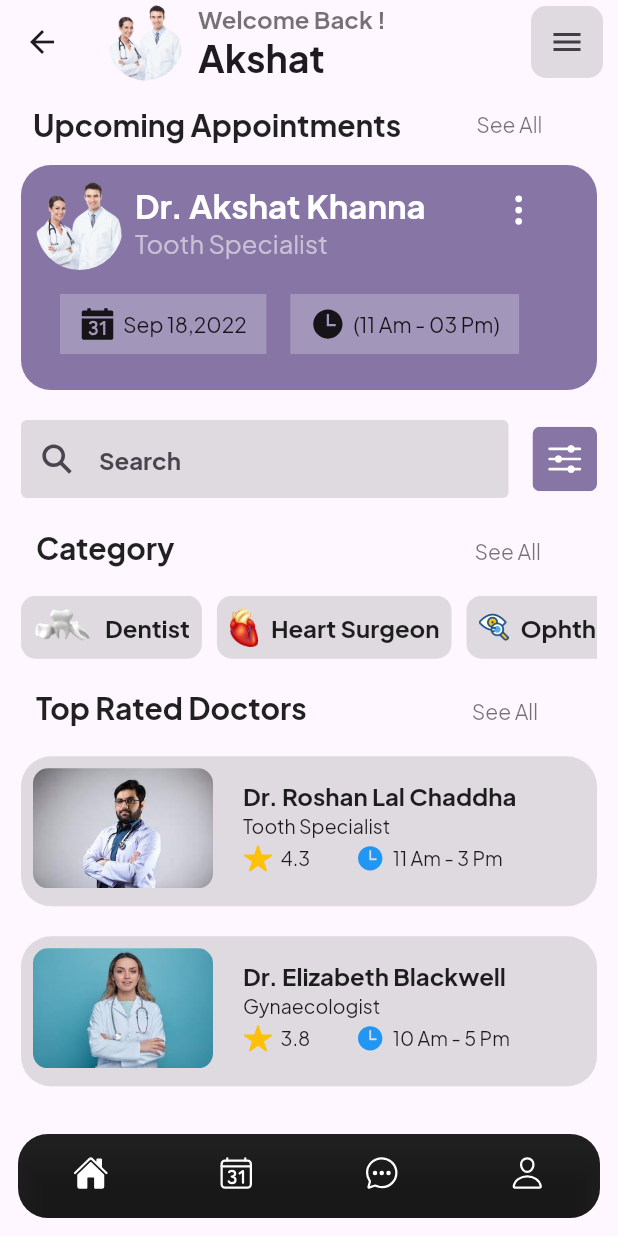
After one commit to Akshat1502/MedAPP-UI, a Flutter app: the UserSpace screen opened directly, on a phone screen of 412 x 824 dp. The commit adds this screen. Run offline on Flutter 3.47's test engine with Material 2 defaults, Android fonts, the phone set to English and light mode, and no system bars; our stand-ins replace google_fonts, ionicons, smooth_page_indicator.

Commit message:
Second Page Ui Completed

```diff
--- /dev/null
+++ b/lib/Second_page.dart
@@ -0,0 +1,171 @@
+import 'package:flutter/material.dart';
+import 'package:google_fonts/google_fonts.dart';
+import 'package:ionicons/ionicons.dart';
+import 'package:medapp/widget/category.dart';
+import 'package:medapp/widget/doctor_profile.dart';
+import 'package:medapp/widget/upcoming_cards.dart';
+
+class UserSpace extends StatelessWidget {
+  const UserSpace({super.key});
+
+  @override
+  Widget build(BuildContext context) {
+
+    return Scaffold(
+      appBar: AppBar(title: Row(
+         children: [
+           ClipOval(child: Image.asset('assets/images/doctor.png',width: 50,)),
+          Padding(
+            padding: const EdgeInsets.only(left: 10,),
+            child: Column(
+            crossAxisAlignment: CrossAxisAlignment.start,
+              children: [
+               const Text('Welcome Back !',style: TextStyle(fontSize: 16,color: Colors.black54,fontWeight: FontWeight.bold)),
+                const Text('Akshat',style: TextStyle(fontSize: 25,fontWeight: FontWeight.bold),),
+              ]
+              ,
+            ),
+          ),
+        ],
+      ),
+      actions: [
+        Padding(
+          padding: const EdgeInsets.only(right: 10),
+          child: Container(
+            decoration: BoxDecoration(shape: BoxShape.circle,),
+            foregroundDecoration: BoxDecoration(color: Colors.black12,borderRadius: BorderRadius.circular(10),),
+            child: IconButton(onPressed: (){}, icon: const Icon(Ionicons.menu_sharp)
+            ),
+          ),
+        ),
+      ],
+      ),
+      body: ListView(
+        padding: const EdgeInsets.all(14.0),
+        children:  [
+          Row(
+            children: [
+              Padding(
+                padding: EdgeInsets.only(left: 8),
+                child: Column(
+                  crossAxisAlignment: CrossAxisAlignment.start,
+                  children: [
+                    Text('Upcoming Appointments',style: TextStyle(fontSize: 20,fontWeight: FontWeight.w700),),
+                  ],
+                ),
+              ),
+              const SizedBox(width: 50,),
+           Column(
+            children: [
+
+              Text('See All',style:TextStyle(fontSize: 14,fontWeight: FontWeight.normal,color: Colors.black54,)),
+            ],
+           )
+            ],
+          ),
+          const SizedBox(height: 15,),
+          //Upcoming_Cards (file is in widget Folder!)
+           UpcomingPage(),
+
+          // search Bar & filter icon
+          const SizedBox(height: 20,),
+          Row(
+            children: [
+              Expanded(
+                child: TextField(
+                  decoration: InputDecoration(
+                    filled: true,
+                    fillColor: Colors.black12,
+                    hintText: 'Search',
+                    hintStyle: TextStyle(fontSize: 16,fontWeight: FontWeight.bold),
+                    prefixIcon: Icon(Ionicons.search_sharp),
+                    border: OutlineInputBorder(
+                      borderSide: BorderSide.none,
+                    )
+                  ),
+
+                ),
+
+              ),
+              Padding(
+                padding: EdgeInsets.only(left: 16,),
+                child: Column(
+
+                  children: [
+                   ClipRRect(
+                    borderRadius: BorderRadius.all(Radius.circular(5)),
+                    child: Container(
+                       color: Theme.of(context).primaryColor.withOpacity(0.8),
+                      child: Padding(
+                        padding: const EdgeInsets.all(8.0),
+                        child: Icon(Ionicons.options,size: 27,color: Colors.white,),
+                      ))),
+                  ],
+                ),
+              ),
+            ],
+          ),
+          const SizedBox(height: 20,),
+
+            Row(
+
+              children: [
+                const SizedBox(width: 10,),
+                Text('Category',style: TextStyle(fontSize: 20,fontWeight: FontWeight.w700),),
+                const SizedBox(width: 200,),
+                Padding(
+                  padding: const EdgeInsets.only(top: 5),
+                  child: Text('See All',style:TextStyle(fontSize: 14,fontWeight: FontWeight.normal,color: Colors.black54,)),
+                ),
+              ],
+            ),
+             const SizedBox(height: 20,),
+             Row(
+
+             ),
+              //Category View (file in widget folder)
+              CategoryView(),
+              const SizedBox(height: 20,),
+              Row(
+                children: [
+                    const SizedBox(width: 10,),
+                  Text('Top Rated Doctors',style: TextStyle(fontSize: 20,fontWeight: FontWeight.w700) ,),
+                  const SizedBox(width: 110,),
+                  Padding(
+                    padding: const EdgeInsets.only(top: 5),
+                    child: Text('See All',style:TextStyle(fontSize: 14,fontWeight: FontWeight.normal,color: Colors.black54,),),
+                  ),
+                ],
+              ),
+              const SizedBox(height: 20,),
+              //Doctor Profile(code in Widgets)
+              DoctorProfile(),
+
+
+
+        ],
+
+      ),
+     bottomNavigationBar: Padding(
+       padding: const EdgeInsets.all(12.0),
+       child: ClipRRect(
+        borderRadius: BorderRadius.circular(20),
+         child: BottomNavigationBar(
+
+          backgroundColor: Colors.black87,
+         type: BottomNavigationBarType.fixed,
+          showSelectedLabels: false,
+          showUnselectedLabels: false,
+          items: const [
+          BottomNavigationBarItem(icon: Icon(Ionicons.home_outline,color: Colors.white),activeIcon: Icon(Ionicons.home,color: Colors.white,),label: 'Home'),
+           BottomNavigationBarItem(icon: Icon(Ionicons.calendar_number_outline,color: Colors.white,),activeIcon: Icon(Ionicons.calendar_number,color: Colors.white,),label: 'home'),
+            BottomNavigationBarItem(icon: Icon(Ionicons.chatbubble_ellipses_outline,color: Colors.white,),label: 'home'),
+             BottomNavigationBarItem(icon: Icon(Ionicons.person_outline,color: Colors.white,),label: 'home'),
+
+         ]
+         ),
+       ),
+     ) ,
+    ) ;
+  }
+}
--- a/lib/design_page.dart
+++ b/lib/design_page.dart
@@ -25,11 +25,13 @@ class _NewDesignState extends State<NewDesign> {
     return   Scaffold(
       appBar: AppBar(title: Text('MedApp')),
         body: Container(
-          color: Colors.purple[700],
+          color: Colors.deepPurple[600],
           child: Stack(
 
             children: [
-              Image.asset('assets/images/doctor.png',height: 470,width: 380,alignment: Alignment.center,),
+              Positioned(child: Image.asset('assets/images/doctor.png',height: 470,width: 380,alignment: Alignment.center,),
+              left: 5,
+              top: 7,),
 
               Align(
                 alignment: Alignment.bottomCenter,
@@ -82,9 +84,9 @@ class _NewDesignState extends State<NewDesign> {
                  padding: const EdgeInsets.all(16),
                  child: SizedBox(
                   width: double.infinity,
-                  child: ElevatedButton(onPressed:() {},style: ElevatedButton.styleFrom(shape: StadiumBorder(),backgroundColor: Colors.amberAccent), child: Padding(
+                  child: ElevatedButton(onPressed:() {},style: ElevatedButton.styleFrom(shape: StadiumBorder(),backgroundColor: Colors.black), child: Padding(
                     padding: const EdgeInsets.all(16),
-                    child: const Text("LET'S GET STARTED",style: TextStyle(color: Colors.deepPurpleAccent,fontSize: 20,fontWeight: FontWeight.bold,),),
+                    child: const Text("LET'S GET STARTED",style: TextStyle(color: Colors.white,fontSize: 20,fontWeight: FontWeight.bold,),),
                   ),)),
                ),
 
--- a/lib/main.dart
+++ b/lib/main.dart
@@ -1,4 +1,5 @@
 import 'package:flutter/material.dart';
+import 'package:medapp/Second_page.dart';
 import 'package:medapp/design_page.dart';
 import 'package:medapp/welcome_page.dart';
 import 'package:google_fonts/google_fonts.dart';
@@ -19,12 +20,11 @@ class MyApp extends StatelessWidget {
       title: 'MedApp',
       debugShowCheckedModeBanner: false,
       theme: ThemeData(
-        textTheme: GoogleFonts.mulishTextTheme(Theme.of(context).textTheme),
-
+        textTheme:  GoogleFonts.plusJakartaSansTextTheme(Theme.of(context).textTheme),
         colorScheme: ColorScheme.fromSeed(seedColor: Colors.deepPurple),
         useMaterial3: true,
       ),
-      home: const NewDesign(),
+      home: const WelcomePage(),
     );
   }
 }
--- /dev/null
+++ b/lib/widget/category.dart
@@ -0,0 +1,77 @@
+import 'package:flutter/material.dart';
+import 'package:ionicons/ionicons.dart';
+
+class CategoryView extends StatelessWidget {
+  const CategoryView ({super.key});
+
+  @override
+  Widget build(BuildContext context) {
+    return SingleChildScrollView(
+      scrollDirection: Axis.horizontal,
+      child: Row(
+        children: [
+          Container(
+            decoration: BoxDecoration(color: Colors.black12,borderRadius: BorderRadius.all(Radius.circular(10))),
+            child: Padding(
+              padding: const EdgeInsets.all(8.0),
+              child: Row(
+                children: [
+                  Image.asset('assets/icons/teeth.png',width: 40,),
+                  const SizedBox(width: 8,),
+                  Text('Dentist',style: TextStyle(fontSize: 16,fontWeight: FontWeight.bold,),),
+
+                ],
+              ),
+            ),
+          ),
+          const SizedBox(width: 10,),
+          Container(
+             decoration: BoxDecoration(color: Colors.black12,borderRadius: BorderRadius.all(Radius.circular(10))),
+            child: Padding(
+              padding: const EdgeInsets.all(8.0),
+              child: Row(
+                children: [
+                 Image.asset('assets/icons/heart.png',width: 20,height: 26,),
+                 const SizedBox(width: 8,),
+                 Text('Heart Surgeon',style: TextStyle(fontSize: 16,fontWeight: FontWeight.bold,),),
+                ],
+              ),
+            ),
+          ),
+
+          const SizedBox(width: 10,),
+          Container(
+             decoration: BoxDecoration(color: Colors.black12,borderRadius: BorderRadius.all(Radius.circular(10))),
+            child: Padding(
+              padding: const EdgeInsets.all(8.0),
+              child: Row(
+                children: [
+                 Image.asset('assets/icons/eye.png',width: 20,height: 26,),
+                 const SizedBox(width: 8,),
+                 Text('Ophthalmologists',style: TextStyle(fontSize: 16,fontWeight: FontWeight.bold,),),
+                ],
+              ),
+            ),
+          ),
+
+           const SizedBox(width: 10,),
+          Container(
+             decoration: BoxDecoration(color: Colors.black12,borderRadius: BorderRadius.all(Radius.circular(10))),
+            child: Padding(
+              padding: const EdgeInsets.all(8.0),
+              child: Row(
+                children: [
+                 Image.asset('assets/icons/bone.png',width: 20,height: 26,),
+                 const SizedBox(width: 8,),
+                 Text('Bone Specialist',style: TextStyle(fontSize: 16,fontWeight: FontWeight.bold,),),
+                ],
+              ),
+            ),
+          ),
+        ],
+
+      ),
+
+    );
+  }
+}
--- /dev/null
+++ b/lib/widget/doctor_profile.dart
@@ -0,0 +1,106 @@
+import 'package:flutter/material.dart';
+import 'package:ionicons/ionicons.dart';
+
+class DoctorProfile extends StatelessWidget {
+  const DoctorProfile({super.key});
+
+  @override
+  Widget build(BuildContext context) {
+    return Column(
+      children: [
+        Container(
+           width: double.infinity,
+      height: 100,
+      decoration: BoxDecoration(
+        color: Colors.black12,
+        borderRadius: BorderRadius.circular(20),
+
+      ),
+      child: Padding(
+        padding: const EdgeInsets.all(8.0),
+        child: Row(
+          crossAxisAlignment: CrossAxisAlignment.start,
+          children: [
+            ClipRRect(borderRadius: BorderRadius.all(Radius.circular(10)),child: Image.asset('assets/images/doctor1.jpg',height: 80,width: 120,)),
+
+            Padding(
+              padding: const EdgeInsets.only(top: 8,left: 20),
+              child: Column(
+                crossAxisAlignment: CrossAxisAlignment.start,
+                children: [
+                  Text('Dr. Roshan Lal Chaddha',style:TextStyle(fontSize: 16,fontWeight: FontWeight.bold,)),
+                  const SizedBox(height: 3,),
+                  Text('Tooth Specialist',style:TextStyle(fontSize: 13,fontWeight: FontWeight.normal,) ,),
+                  const SizedBox(height: 3,),
+                  Row(
+                    children: [
+                      Icon(Ionicons.star,color: Colors.amber,size: 20,),
+                      const SizedBox(width: 5,),
+                      Text('4.3',style:TextStyle(fontSize: 13,fontWeight: FontWeight.normal,) ,),
+                      const SizedBox(width: 30,),
+                      Icon(Ionicons.time,color: Colors.blue,size: 20,),
+                      const SizedBox(width: 5,),
+                      Text('11 Am - 3 Pm',style:TextStyle(fontSize: 13,fontWeight: FontWeight.normal,) ,),
+                    ],
+                  ),
+
+                ],
+              ),
+            ),
+          ],
+        ),
+      ),
+
+        ),
+        const SizedBox(height: 20,),
+
+         Container(
+           width: double.infinity,
+      height: 100,
+      decoration: BoxDecoration(
+        color: Colors.black12,
+        borderRadius: BorderRadius.circular(20),
+
+      ),
+      child: Padding(
+        padding: const EdgeInsets.all(8.0),
+        child: Row(
+          crossAxisAlignment: CrossAxisAlignment.start,
+          children: [
+            ClipRRect(borderRadius: BorderRadius.all(Radius.circular(10)),child: Image.asset('assets/images/doctor2.jpg',height: 80,width: 120,)),
+
+            Padding(
+              padding: const EdgeInsets.only(top: 8,left: 20),
+              child: Column(
+                crossAxisAlignment: CrossAxisAlignment.start,
+                children: [
+                  Text('Dr. Elizabeth Blackwell',style:TextStyle(fontSize: 16,fontWeight: FontWeight.bold,)),
+                  const SizedBox(height: 3,),
+                  Text('Gynaecologist',style:TextStyle(fontSize: 13,fontWeight: FontWeight.normal,) ,),
+                  const SizedBox(height: 3,),
+                  Row(
+                    children: [
+                      Icon(Ionicons.star,color: Colors.amber,size: 20,),
+                      const SizedBox(width: 5,),
+                      Text('3.8',style:TextStyle(fontSize: 13,fontWeight: FontWeight.normal,) ,),
+                      const SizedBox(width: 30,),
+                      Icon(Ionicons.time,color: Colors.blue,size: 20,),
+                      const SizedBox(width: 5,),
+                      Text('10 Am - 5 Pm',style:TextStyle(fontSize: 13,fontWeight: FontWeight.normal,) ,),
+                    ],
+                  ),
+
+                ],
+              ),
+            ),
+          ],
+        ),
+      ),
+
+        ),
+
+      ],
+
+    );
+  }
+}
--- /dev/null
+++ b/lib/widget/upcoming_cards.dart
@@ -0,0 +1,101 @@
+import 'package:flutter/material.dart';
+import 'package:ionicons/ionicons.dart';
+
+class UpcomingPage extends StatelessWidget {
+  const UpcomingPage({super.key});
+
+  @override
+  Widget build(BuildContext context) {
+    return Container(
+      width: double.infinity,
+      height: 150,
+      decoration: BoxDecoration(
+        color: Theme.of(context).primaryColor.withOpacity(0.8),
+        borderRadius: BorderRadius.circular(20),
+
+      ),
+
+     child: Padding(
+       padding: const EdgeInsets.only(left: 10,top: 10,),
+       child: Column(
+         children: [
+           Row(
+            crossAxisAlignment: CrossAxisAlignment.start,
+            children: [
+
+              ClipRRect(borderRadius: BorderRadius.circular(100),
+                child: Image.asset('assets/images/doctor.png',height: 60,)),
+
+              Padding(
+                padding: const EdgeInsets.only(left:8, top: 3),
+                child: Column(
+                  crossAxisAlignment: CrossAxisAlignment.start,
+                  children: [
+                  Text('Dr. Akshat Khanna',style: TextStyle(fontSize: 22,fontWeight: FontWeight.bold,color: Colors.white),),
+                  Text('Tooth Specialist',style: TextStyle(fontSize:17,fontWeight: FontWeight.normal,color: Colors.white54,),)
+                ],
+
+                ),
+
+              ),
+              Padding(
+                padding: const EdgeInsets.only(top: 8,left: 50,),
+                child: Column(
+                  children: [
+                    Icon(Ionicons.ellipsis_vertical,color: Colors.white,),
+                  ],
+                ),
+              )
+
+            ],
+
+           ),
+           Padding(
+             padding: const EdgeInsets.all(16.0),
+             child: Row(
+              children: [
+                Container(
+                  decoration: BoxDecoration(color: Colors.white24,),
+                  child: Padding(
+                    padding: const EdgeInsets.all(8.0),
+                    child: Row(
+                      children: [
+                        const SizedBox(width: 5,),
+                         Icon(Ionicons.calendar_number_sharp),
+                         const SizedBox(width: 5,),
+                      Text('Sep 18,2022'),
+                      const SizedBox(width: 5,),
+                      ],
+
+                    ),
+                  ),
+                ),
+                const SizedBox(width: 16,),
+              Container(
+                  decoration: BoxDecoration(color: Colors.white24,),
+                  child: Padding(
+                    padding: const EdgeInsets.all(8.0),
+                    child: Row(
+                      children: [
+                        const SizedBox(width: 5,),
+                         Icon(Ionicons.time_sharp),
+                         const SizedBox(width: 5,),
+                      Text('(11 Am - 03 Pm)'),
+                      const SizedBox(width: 5,),
+                      ],
+
+                    ),
+                  ),
+                ),
+
+              ],
+             ),
+           )
+         ],
+       ),
+     ),
+
+
+    );
+  }
+}
```
Also changed, not shown: assets/icons/bone.png (added), assets/icons/eye.png (added), assets/icons/heart.png (added), assets/icons/teeth.png (added), assets/images/doctor1.jpg (added), assets/images/doctor2.jpg (added), lib/third_page.dart (added).
